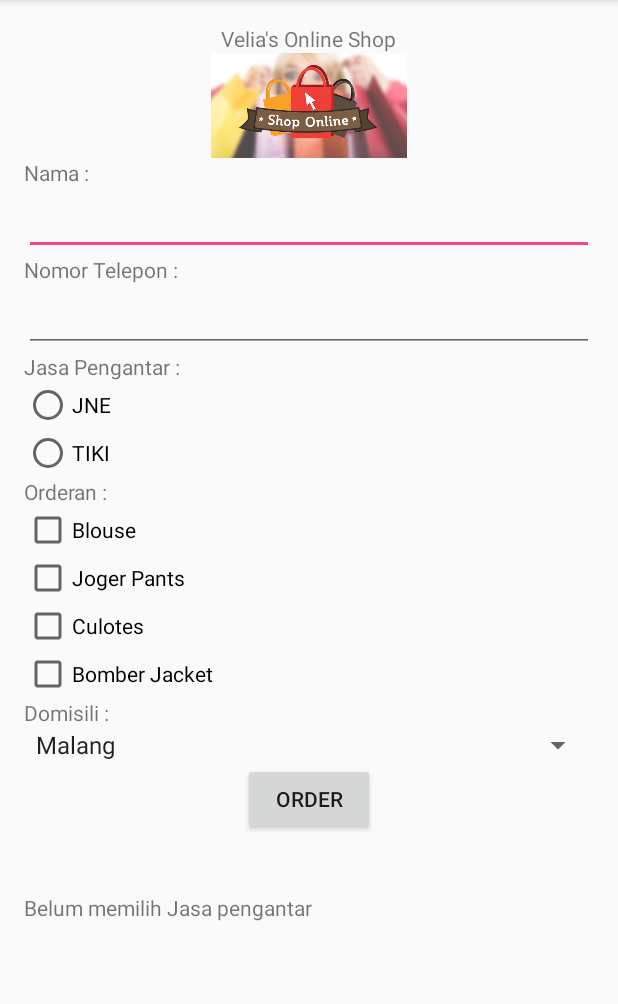
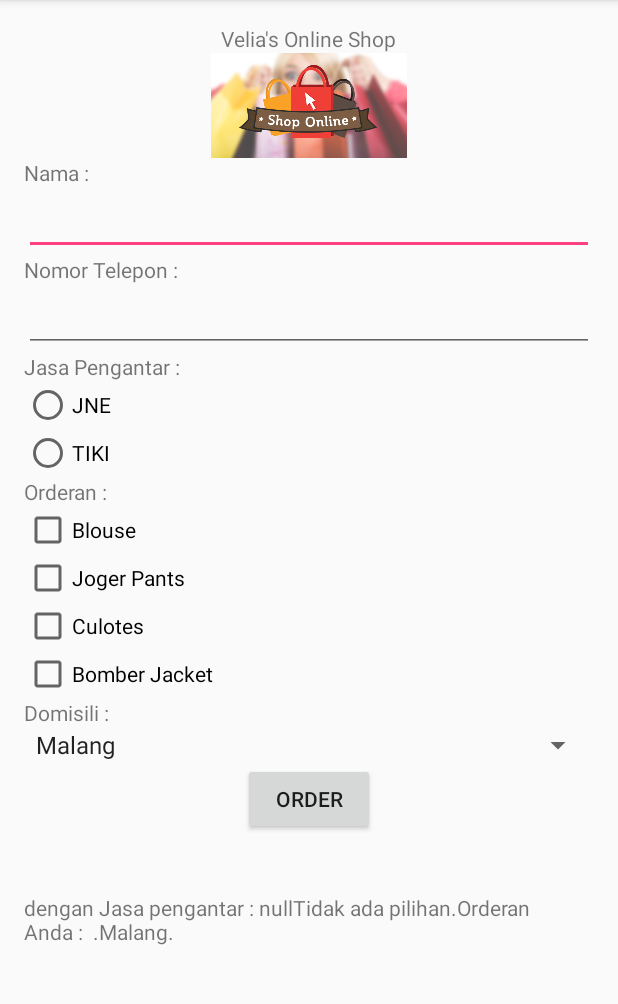
Before and after one commit to AlissaVelia/DeliveryOrderOnlineSho, an Android app: the screen it shows after launch (MainActivity), after a tap on "ORDER", on a phone screen of 412 x 824 dp, the part 84-1088 px from its top. Run offline under Robolectric (Android 15) with nearby library versions, the phone set to English and light mode, and no system bars.

Commit message:
1. menambahkan text view , plain text , radio grup , button text , checkbox 2. validasi 3. validasi

```diff
--- a/app/src/main/java/id/sch/smktelkom_mlg/tugas01/xirpl4003/deliveryorderonlineshop/MainActivity.java
+++ b/app/src/main/java/id/sch/smktelkom_mlg/tugas01/xirpl4003/deliveryorderonlineshop/MainActivity.java
@@ -20,6 +20,7 @@ public class MainActivity extends AppCompatActivity {
     CheckBox cb1, cb2, cb3, cb4;
     RadioGroup rgJS;
     Button bOrder;
+    Spinner spDomisili;
     TextView tvHasil1 , tvHasil2 , tvHasil3 , tvHasil4;
 
 
@@ -38,6 +39,7 @@ public class MainActivity extends AppCompatActivity {
         cb3 = (CheckBox) findViewById(R.id.checkBox3);
         cb4 = (CheckBox) findViewById(R.id.checkBox4);
         bOrder = (Button) findViewById(R.id.buttonOrder);
+        spDomisili = (Spinner) findViewById(R.id.spinnerDomisili);
         tvHasil1 = (TextView) findViewById(R.id.textViewHasil1);
         tvHasil2 = (TextView) findViewById(R.id.textViewHasil2);
         tvHasil3= (TextView) findViewById(R.id.textViewHasil3);
@@ -75,12 +77,17 @@ public class MainActivity extends AppCompatActivity {
 
          else
         {
-            tvHasil3.setText("dengan Jasa pengantar " +hasil);
+            tvHasil3.setText("dengan Jasa pengantar : " +hasil);
         }
-        String check = "Orderan Anda :";
+        String check = "Orderan Anda :  ";
         int startlen = check.length();
         if(cb1.isChecked()) check += cb1.getText() + " ";
-        if(cb1.isChecked()) check += cb1.getText() + " ";
+        if(cb2.isChecked()) check += cb2.getText() + " ";
+        if(cb3.isChecked()) check += cb3.getText() + " ";
+        if(cb4.isChecked()) check += cb4.getText() + " ";
+
+        if(check.length() == startlen) hasil += "Tidak ada pilihan";
+        tvHasil3.setText("dengan Jasa pengantar : " +hasil+"."+ check + "." + spDomisili.getSelectedItem().toString()+".");
     }
 
     private void doProcess() {
--- a/app/src/main/res/layout/activity_main.xml
+++ b/app/src/main/res/layout/activity_main.xml
@@ -123,7 +123,7 @@
         android:layout_width="match_parent"
         android:layout_height="wrap_content"
         android:entries="@array/Domisili"
-        android:id="@+id/spinner"
+        android:id="@+id/spinnerDomisili"
         android:clickable="false" />
 
     <Button
```
